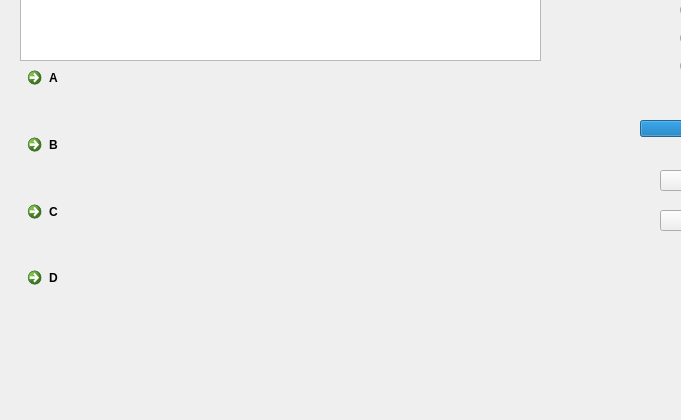
Above: source/studentexam.ui from Sodataco/exam-system before the change; both pictures show x 0 to 681 and y 310 to 730 of the 991 by 730 pixel window. Below: the same form after it.
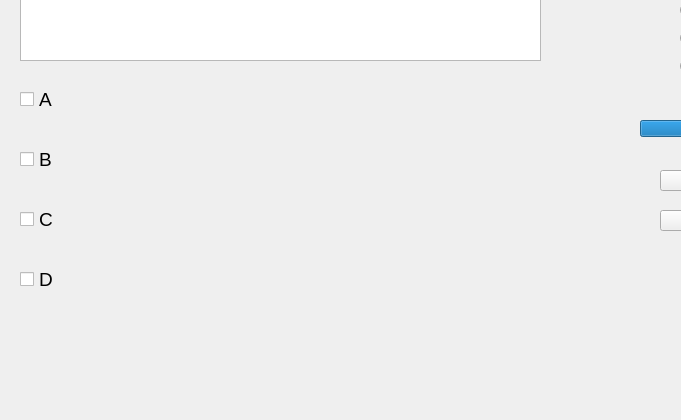
That is the form after the change. The open tabs and pages were chosen to show the change.

What changed in the file:
```diff
--- a/source/studentexam.ui
+++ b/source/studentexam.ui
@@ -439,28 +439,48 @@
      </property>
      <layout class="QVBoxLayout" name="verticalLayout_3">
       <item>
-       <widget class="QCommandLinkButton" name="commandLinkButton_1">
+       <widget class="QCheckBox" name="chooseA">
+        <property name="font">
+         <font>
+          <pointsize>14</pointsize>
+         </font>
+        </property>
         <property name="text">
          <string>A</string>
         </property>
        </widget>
       </item>
       <item>
-       <widget class="QCommandLinkButton" name="commandLinkButton_5">
+       <widget class="QCheckBox" name="chooseB">
+        <property name="font">
+         <font>
+          <pointsize>14</pointsize>
+         </font>
+        </property>
         <property name="text">
          <string>B</string>
         </property>
        </widget>
       </item>
       <item>
-       <widget class="QCommandLinkButton" name="commandLinkButton_6">
+       <widget class="QCheckBox" name="chooseC">
+        <property name="font">
+         <font>
+          <pointsize>14</pointsize>
+         </font>
+        </property>
         <property name="text">
          <string>C</string>
         </property>
        </widget>
       </item>
       <item>
-       <widget class="QCommandLinkButton" name="commandLinkButton_7">
+       <widget class="QCheckBox" name="chooseD">
+        <property name="font">
+         <font>
+          <pointsize>14</pointsize>
+         </font>
+        </property>
         <property name="text">
          <string>D</string>
         </property>
```
Left out of the diff: 2 changed lines with no effect on the pictures.
